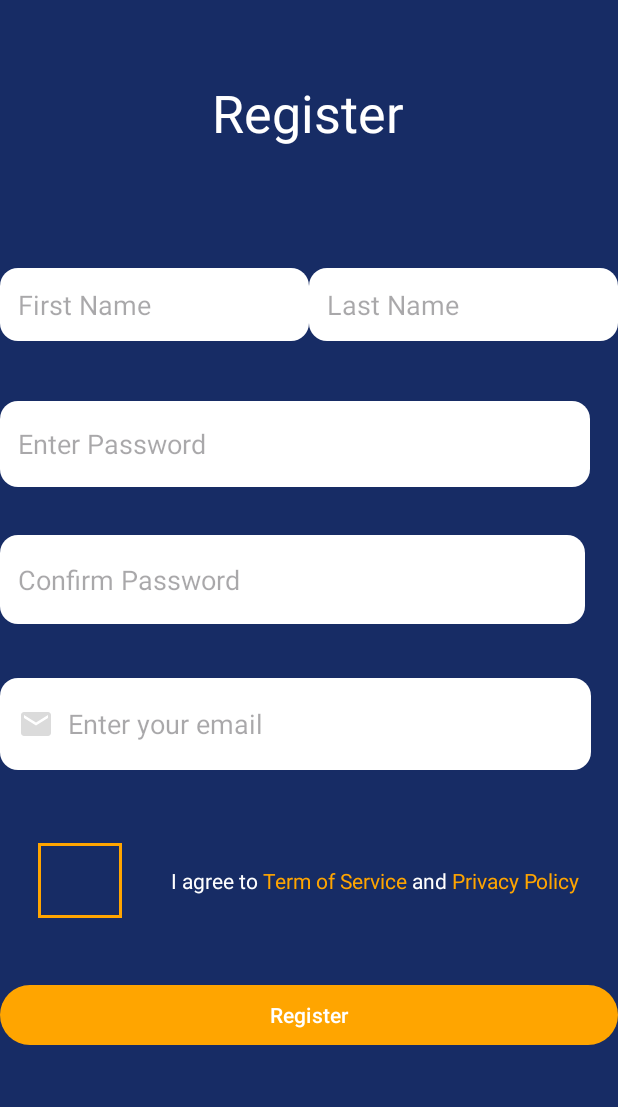
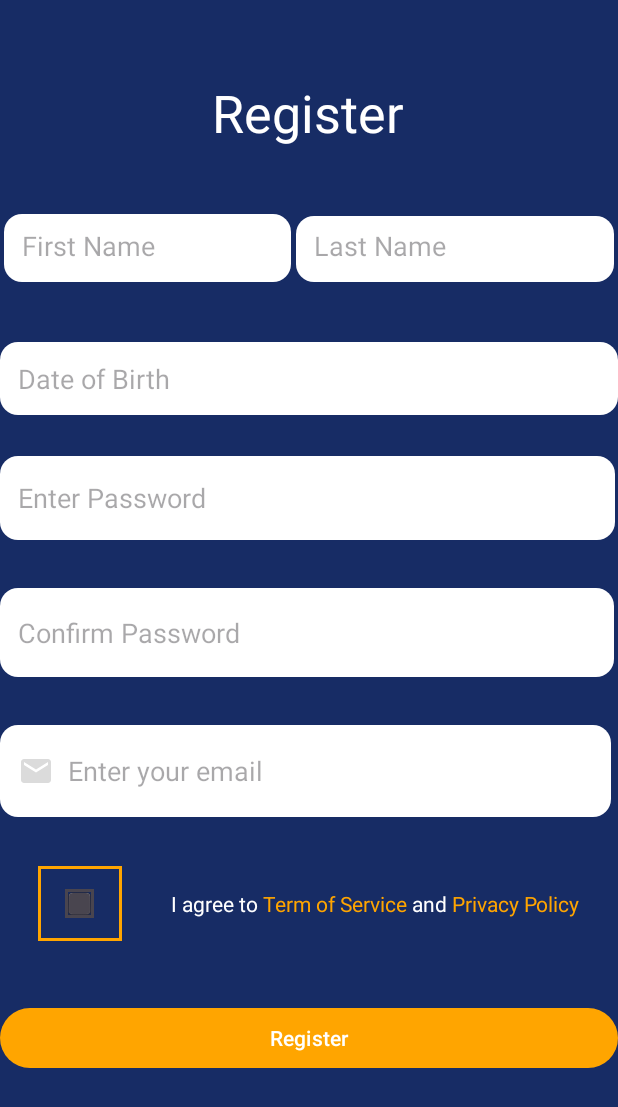
Before and after one commit to ST10050487/XBCAD, an Android app: the screen it shows after launch (StudentParentReg), on a phone screen of 412 x 824 dp. Shown: the top 1107 px of the screen. Run offline under Robolectric (Android 15) with nearby library versions, the phone set to English and light mode, and no system bars.

Commit message:
Updating the UI and code
so I added the date picker field to add date and also I added fixed the checkbox also

```diff
--- a/app/src/main/java/za/co/varsitycollage/st10050487/knights/StudentParentReg.java
+++ b/app/src/main/java/za/co/varsitycollage/st10050487/knights/StudentParentReg.java
@@ -1,14 +1,21 @@
 package za.co.varsitycollage.st10050487.knights;
 
+import android.app.DatePickerDialog;
 import android.graphics.Color;
 import android.os.Bundle;
 import android.text.Spannable;
 import android.text.SpannableString;
 import android.text.style.ForegroundColorSpan;
+import android.view.View;
 import android.widget.Button;
 import android.widget.CheckBox;
+import android.widget.DatePicker;
+import android.widget.EditText;
 import android.widget.TextView;
+
 import androidx.appcompat.app.AppCompatActivity;
+
+import java.util.Calendar;
 
 public class StudentParentReg extends AppCompatActivity {
 
@@ -55,4 +62,23 @@ public class StudentParentReg extends AppCompatActivity {
         CheckBox checkBox = findViewById(R.id.checkBox);
         checkBox.setButtonDrawable(R.drawable.checkbox_custom);
     }
+
+    // This method is used for the date picker dialog
+    public void showDatePickerDialog(View v) {
+        final Calendar calendar = Calendar.getInstance();
+        int year = calendar.get(Calendar.YEAR);
+        int month = calendar.get(Calendar.MONTH);
+        int day = calendar.get(Calendar.DAY_OF_MONTH);
+
+        DatePickerDialog datePickerDialog = new DatePickerDialog(this,
+                new DatePickerDialog.OnDateSetListener() {
+                    @Override
+                    public void onDateSet(DatePicker view, int year, int month, int dayOfMonth) {
+                        // Update the EditText with the selected date
+                        EditText dateField = findViewById(R.id.DateField);
+                        dateField.setText(dayOfMonth + "/" + (month + 1) + "/" + year);
+                    }
+                }, year, month, day);
+        datePickerDialog.show();
+    }
 }
--- a/app/src/main/res/drawable/checkbox_custom.xml
+++ b/app/src/main/res/drawable/checkbox_custom.xml
@@ -1,15 +1,38 @@
-<?xml version="1.0" encoding="utf-8"?>
 <selector xmlns:android="http://schemas.android.com/apk/res/android">
     <item android:state_checked="true">
+        <layer-list>
+            <item>
                 <shape android:shape="rectangle">
                     <solid android:color="#FFA500" />
                     <stroke android:width="2dp" android:color="#FFA500" />
                 </shape>
             </item>
+            <item android:gravity="center">
+                <bitmap
+                    android:src="@android:drawable/checkbox_on_background"
+                    android:gravity="center"
+                    android:scaleType="fitCenter"
+                    android:width="32dp"
+                    android:height="32dp" />
+            </item>
+        </layer-list>
+    </item>
+    <item>
+        <layer-list>
             <item>
                 <shape android:shape="rectangle">
                     <solid android:color="@android:color/transparent" />
                     <stroke android:width="2dp" android:color="#FFA500" />
                 </shape>
             </item>
+            <item android:gravity="center">
+                <bitmap
+                    android:src="@android:drawable/checkbox_off_background"
+                    android:gravity="center"
+                    android:scaleType="fitCenter"
+                    android:width="32dp"
+                    android:height="32dp" />
+            </item>
+        </layer-list>
+    </item>
 </selector>
--- a/app/src/main/res/layout/fragment_student_parent_reg.xml
+++ b/app/src/main/res/layout/fragment_student_parent_reg.xml
@@ -1,12 +1,14 @@
-<?xml version="1.0" encoding="utf-8"?>
-<androidx.constraintlayout.widget.ConstraintLayout xmlns:android="http://schemas.android.com/apk/res/android"
+<ScrollView xmlns:android="http://schemas.android.com/apk/res/android"
     xmlns:app="http://schemas.android.com/apk/res-auto"
     xmlns:tools="http://schemas.android.com/tools"
     android:layout_width="match_parent"
     android:layout_height="match_parent"
-    android:background="@color/blue"
+    android:background="@color/backgroundtheme"
     tools:context=".StudentParentReg">
 
+    <androidx.constraintlayout.widget.ConstraintLayout
+        android:layout_width="match_parent"
+        android:layout_height="wrap_content">
 
         <TextView
             android:id="@+id/textView"
@@ -26,9 +28,9 @@
 
         <EditText
             android:id="@+id/FirstNameField"
-        android:layout_width="0dp"
-        android:layout_height="wrap_content"
-        android:layout_marginTop="80dp"
+            android:layout_width="191dp"
+            android:layout_height="45dp"
+            android:layout_marginTop="44dp"
             android:background="@drawable/rounded_edittext"
             android:hint="First Name"
             android:padding="12dp"
@@ -39,8 +41,8 @@
 
         <EditText
             android:id="@+id/LastnameField"
-        android:layout_width="0dp"
-        android:layout_height="wrap_content"
+            android:layout_width="212dp"
+            android:layout_height="44dp"
             android:background="@drawable/rounded_edittext"
             android:hint="Last Name"
             android:padding="12dp"
@@ -52,10 +54,24 @@
             app:layout_constraintVertical_bias="1.0" />
 
         <EditText
+            android:id="@+id/DateField"
+            android:layout_width="0dp"
+            android:layout_height="wrap_content"
+            android:layout_marginTop="40dp"
+            android:background="@drawable/rounded_edittext"
+            android:focusable="false"
+            android:hint="Date of Birth"
+            android:onClick="showDatePickerDialog"
+            android:padding="12dp"
+            app:layout_constraintEnd_toEndOf="parent"
+            app:layout_constraintStart_toStartOf="parent"
+            app:layout_constraintTop_toBottomOf="@id/FirstNameField" />
+
+        <EditText
             android:id="@+id/PasswordField"
-        android:layout_width="393dp"
-        android:layout_height="57dp"
-        android:layout_marginTop="40dp"
+            android:layout_width="410dp"
+            android:layout_height="56dp"
+            android:layout_marginTop="116dp"
             android:background="@drawable/rounded_edittext"
             android:hint="Enter Password"
             android:padding="12dp"
@@ -66,7 +82,7 @@
 
         <EditText
             android:id="@+id/ConfirmPasswordField"
-        android:layout_width="390dp"
+            android:layout_width="409dp"
             android:layout_height="59dp"
             android:layout_marginTop="32dp"
             android:background="@drawable/rounded_edittext"
@@ -79,9 +95,9 @@
 
         <EditText
             android:id="@+id/EmailField"
-        android:layout_width="394dp"
+            android:layout_width="407dp"
             android:layout_height="61dp"
-        android:layout_marginTop="36dp"
+            android:layout_marginTop="32dp"
             android:background="@drawable/rounded_edittext"
             android:drawableStart="@drawable/ic_email"
             android:hint="  Enter your email"
@@ -107,7 +123,7 @@
             android:id="@+id/textView7"
             android:layout_width="wrap_content"
             android:layout_height="wrap_content"
-        android:layout_marginTop="64dp"
+            android:layout_marginTop="48dp"
             android:text="I agree to Term of Service and Privacy Policy"
             android:textColor="@color/white"
             app:layout_constraintEnd_toEndOf="parent"
@@ -126,4 +142,6 @@
             app:layout_constraintHorizontal_bias="0.0"
             app:layout_constraintStart_toStartOf="parent"
             app:layout_constraintTop_toBottomOf="@id/textView7" />
+
     </androidx.constraintlayout.widget.ConstraintLayout>
+</ScrollView>
--- a/app/src/main/res/values/colors.xml
+++ b/app/src/main/res/values/colors.xml
@@ -2,6 +2,5 @@
 <resources>
     <color name="black">#FF000000</color>
     <color name="white">#FFFFFF</color>
-    <color name="blue">#172C65</color>
-    <color name="backgroundtheme">#494067</color>
+    <color name="backgroundtheme">#172C65</color>
 </resources>
```
Lines whose indentation alone changed are shown as unchanged.
